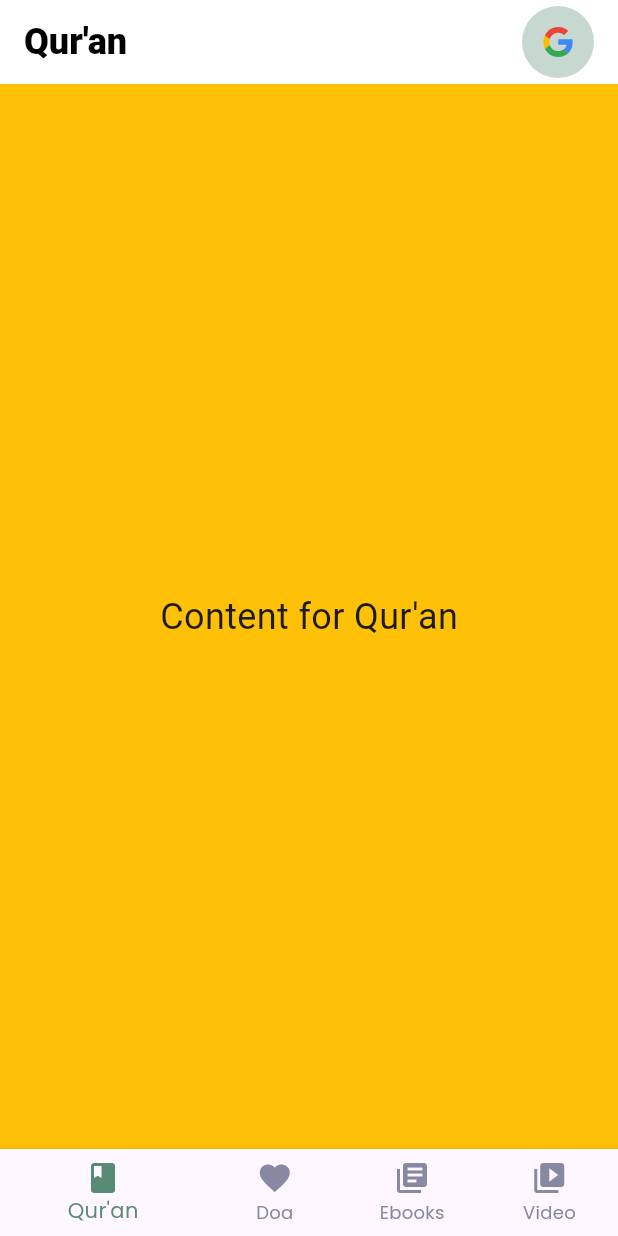
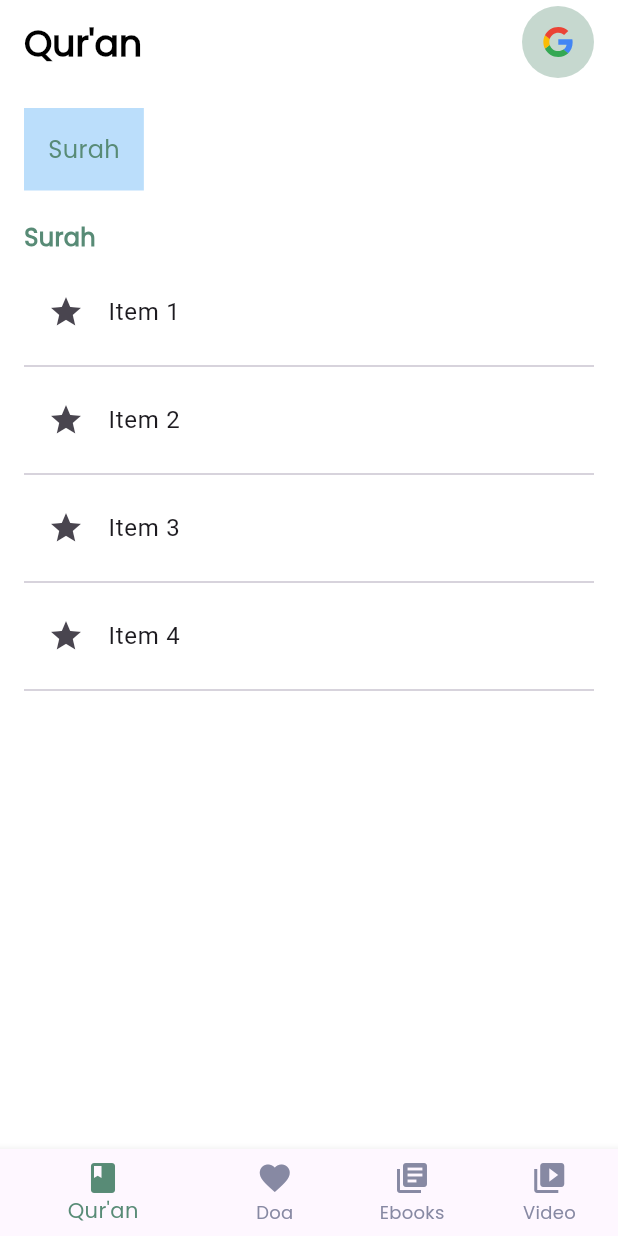
Before and after one commit to risaaugusta/malamatiyyah_test, a Flutter app: the HomeScreen screen opened directly, on a phone screen of 412 x 824 dp. Run offline on Flutter 3.47's test engine with Material 3 defaults, Android fonts, the phone set to English and light mode, and no system bars; our stand-ins replace dio, flutter_svg; Roboto replaces fonts that are missing (Poppins Bold).

Commit message:
add api services surah

```diff
--- a/lib/screens/home_screen.dart
+++ b/lib/screens/home_screen.dart
@@ -1,4 +1,5 @@
 import 'package:flutter/material.dart';
+import 'package:r_muslim/screens/surah_screen.dart';
 import 'package:r_muslim/style/style.dart';
 import 'package:flutter_svg/flutter_svg.dart';
 
@@ -31,7 +32,7 @@ class _HomeScreenState extends State<HomeScreen> {
           _titles[_selectedIndex],
           style: const TextStyle(
               color: Colors.black,
-              fontFamily: Fonts.POPPINS_BOLD,
+              fontFamily: Fonts.POPPINS,
               fontSize: 24,
               fontWeight: FontWeight.w900),
         ),
@@ -56,7 +57,7 @@ class _HomeScreenState extends State<HomeScreen> {
         ],
         automaticallyImplyLeading: false,
       ),
-      body: Center(
+      body:  _selectedIndex == 0 ? const SurahScreen() : Center(
         child: Text(
           'Content for ${_titles[_selectedIndex]}',
           style: TextStyle(fontSize: 24),
--- /dev/null
+++ b/lib/screens/surah_screen.dart
@@ -0,0 +1,77 @@
+import 'package:flutter/material.dart';
+import 'package:r_muslim/style/style.dart';
+
+class SurahScreen extends StatefulWidget {
+  const SurahScreen({super.key});
+
+  @override
+  State<SurahScreen> createState() => _SurahScreenState();
+}
+
+class _SurahScreenState extends State<SurahScreen> {
+  List<String> items = List.generate(20, (index) => 'Item ${index + 1}');
+
+  @override
+  Widget build(BuildContext context) {
+    return Scaffold(
+      backgroundColor: Colors.white,
+      body: SingleChildScrollView(
+        child: Padding(
+          padding: const EdgeInsets.all(16.0),
+          child: Column(
+            crossAxisAlignment: CrossAxisAlignment.start,
+            children: [
+              Container(
+                color: Colors.blue[100],
+                padding: const EdgeInsets.all(16.0),
+                child: const Text(
+                  'Surah',
+                  style: TextStyle(
+                      fontSize: 16,
+                      fontFamily: Fonts.POPPINS,
+                      color: Coloring.primary),
+                ),
+              ),
+              const SizedBox(
+                  height: 20), // Spacer between container and ListView
+              const Text(
+                'Surah',
+                style: TextStyle(
+                    fontSize: 16,
+                    fontFamily: Fonts.POPPINS,
+                    color: Coloring.primary,
+                    fontWeight: FontWeight.bold),
+              ),
+              const SizedBox(height: 10),
+              Container(
+                // This container holds the dynamic ListView
+                height: 300, // Fixed height for the ListView container
+                child: ListView.builder(
+                  shrinkWrap: true, // ListView takes as much space as it needs
+                  physics:
+                      const NeverScrollableScrollPhysics(), // Disable internal scrolling
+                  itemCount: items.length, // Total number of items in the list
+                  itemBuilder: (context, index) {
+                    return Column(
+                      children: [
+                        ListTile(
+                          leading: Icon(Icons.star),
+                          title: Text(items[index]),
+                        ),
+                        // Divider between each list item
+                        if (index <
+                            items.length -
+                                1) // Avoid adding a divider after the last item
+                          const Divider(),
+                      ],
+                    );
+                  },
+                ),
+              ),
+            ],
+          ),
+        ),
+      ),
+    );
+  }
+}
--- /dev/null
+++ b/lib/services/surah_api_services.dart
@@ -0,0 +1,32 @@
+import 'package:dio/dio.dart';
+import 'dart:convert';
+
+import 'package:r_muslim/models/list_surah_model.dart';
+
+Future<dynamic> fetchAllSurat() async {
+  final dio = Dio();
+
+  try {
+    String url = 'https://equran.id/api/v2/surat?';
+
+    final response = await dio.get(url);
+
+    print('res surah => ${response.data}');
+
+    if (response.data != null && response.data['data'] != null) {
+      final responseDataList = response.data['data'] as List<dynamic>;
+
+      final List<DataListSurah> listSurat = responseDataList.map((x) => DataListSurah.fromJson(x)).toList();
+      print('list surah => $listSurat');
+
+      return listSurat;
+    } else {
+      print('TIDAK ADA DATA SURAT');
+      return [];
+    }
+  } catch (e, stacktrace) {
+    print('ERROR -> $e');
+    print('Stacktrace -> $stacktrace');
+    throw e;
+  }
+}
```
Also changed, not shown: pubspec.yaml (+6 -4 lines), lib/bloc/list_surah/list_surah_bloc.dart (added), lib/bloc/list_surah/list_surah_event.dart (added), lib/bloc/list_surah/list_surah_state.dart (added), pubspec.lock.
